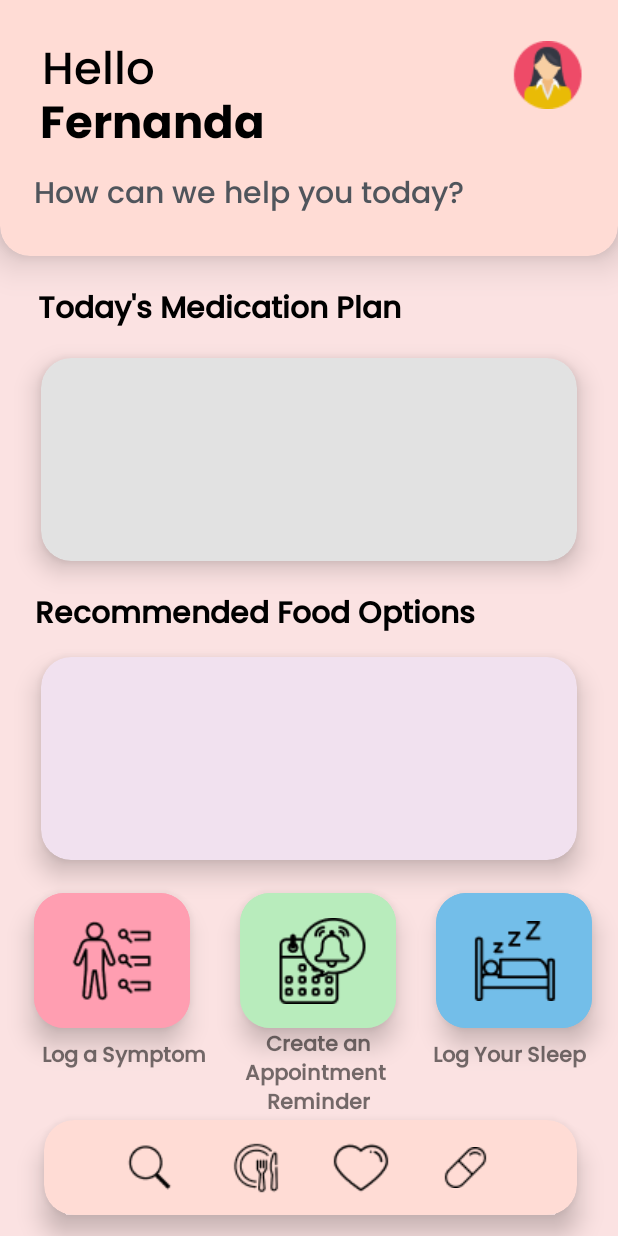
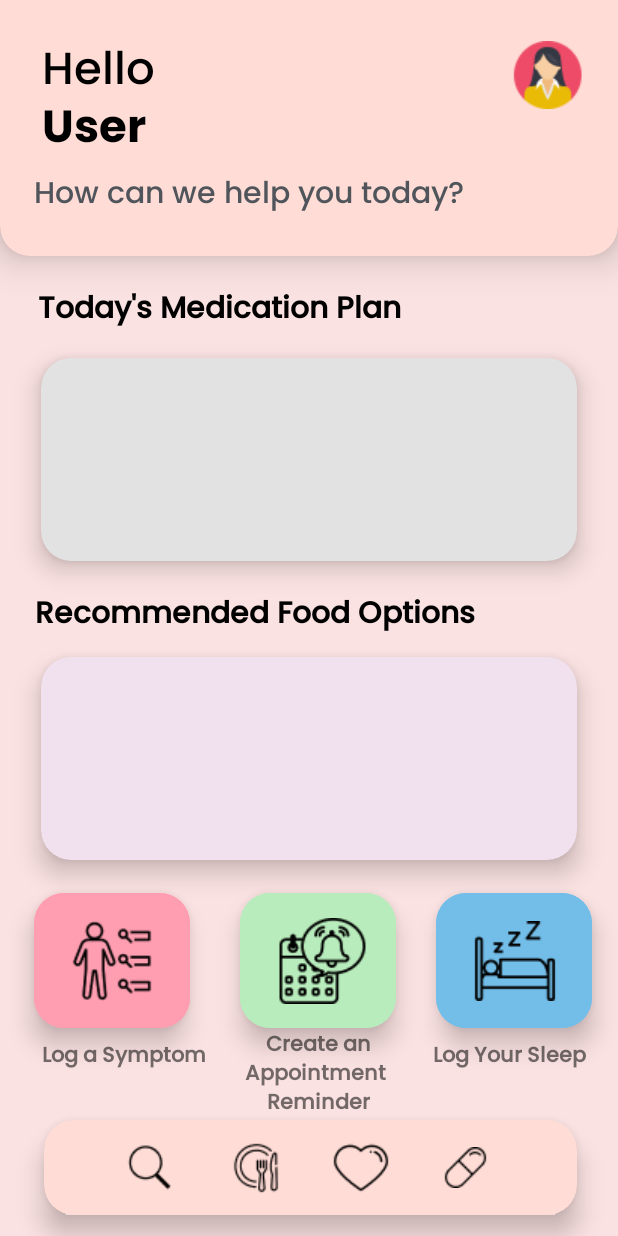
Before and after one commit to fjacquelinegomez/Health-Assistant-Senior-Project, an Android app: the screen it shows after launch once a user with an empty profile is signed in (Homescreen), on a phone screen of 412 x 824 dp. Run offline under Robolectric (Android 15) with nearby library versions, the phone set to English and light mode, and no system bars; our stand-ins replace Firebase (no records; nobody signed in at launch, a user with empty details on screens opened directly).

Commit message:
Commented my code

```diff
--- a/app/src/main/java/com/example/healthassistant/MainActivity.java
+++ b/app/src/main/java/com/example/healthassistant/MainActivity.java
@@ -6,21 +6,35 @@ import android.util.Log;
 import android.view.View;
 import android.widget.Button;
 
-import androidx.activity.EdgeToEdge;
 import androidx.appcompat.app.AppCompatActivity;
 import androidx.core.graphics.Insets;
 import androidx.core.view.ViewCompat;
 import androidx.core.view.WindowInsetsCompat;
 
+import com.fasterxml.jackson.core.JsonToken;
+import com.fasterxml.jackson.databind.ObjectMapper;
 import com.google.firebase.auth.FirebaseAuth;
 import com.google.firebase.auth.FirebaseUser;
 import com.google.firebase.database.DatabaseReference;
 import com.google.firebase.database.FirebaseDatabase;
+import com.google.firebase.firestore.DocumentReference;
+import com.google.firebase.firestore.FirebaseFirestore;
+
+import com.fasterxml.jackson.core.JsonFactory;
+import com.fasterxml.jackson.core.JsonParser;
+import com.fasterxml.jackson.databind.JsonNode;
+import com.google.firebase.firestore.WriteBatch;
+
+import java.io.InputStream;
+import java.nio.charset.StandardCharsets;
+import java.util.HashMap;
+import java.util.Map;
 
 public class MainActivity extends AppCompatActivity {
     private FirebaseAuth mAuth;
     private Button login_btn;
     private Button register_btn;
+    //private FirebaseFirestore firestoreDatabase;
 
     @Override
     protected void onCreate(Bundle savedInstanceState) {
@@ -32,7 +46,6 @@ public class MainActivity extends AppCompatActivity {
         // Write a message to the database
         FirebaseDatabase database = FirebaseDatabase.getInstance();
         DatabaseReference myRef = database.getReference("message");
-
         myRef.setValue("HELLO TEST123!");
         myRef.setValue("This is me testing, testing, testing again. ");
 
@@ -45,6 +58,19 @@ public class MainActivity extends AppCompatActivity {
                 startActivity(intent);
             }
         });
+
+        // Testing firestore connection
+        FirebaseFirestore firestore_db = FirebaseFirestore.getInstance();
+        firestore_db.collection("test")
+                .add(new HashMap<String, Object>() {{
+                    put("message", "Hello Firestore!");
+                }})
+                .addOnSuccessListener(documentReference -> {
+                    Log.d("Firestore", "DocumentSnapshot added with ID: " + documentReference.getId());
+                })
+                .addOnFailureListener(e -> {
+                    Log.w("Firestore", "Error adding document", e);
+                });
 
         //logic for once the user presses the register button
         register_btn=findViewById(R.id.register_button);
@@ -71,5 +97,56 @@ public class MainActivity extends AppCompatActivity {
             finish();
         }
 
+        // Upload medications to medication database (still a WIP)
+        //uploadMedicationsToFirestore();
     }
+
+    // Upload medications to medication database by parsing through JSON file (still a WIP)
+    /*
+    private void uploadMedicationsToFirestore() {
+        try {
+            FirebaseFirestore firestoreDatabase = FirebaseFirestore.getInstance();
+            // Initializing tools
+            InputStream inputStream = getAssets().open("medicationInfo_01.json");
+            ObjectMapper objectMapper = new ObjectMapper();
+            JsonFactory factory = new JsonFactory();
+            JsonParser parser = factory.createParser(inputStream);
+            parser.setCodec(objectMapper);
+
+            // Parse/stream through the JSON file
+            while (!parser.isClosed()) {
+                JsonToken token = parser.nextToken();
+
+                // Check if it's a new medication object
+                if (token == JsonToken.START_OBJECT) {
+                    // Create a JsonNode of current object
+                    JsonNode medicationNode = objectMapper.readTree(parser);
+                    JsonNode openfdaNode = medicationNode.get("openfda");
+
+                    // Extract relevant fields from the OpenFDA data
+                    String brandName = openfdaNode.has("brand_name") ? openfdaNode.get("brand_name").get(0).asText() : "Unknown";
+                    String genericName = openfdaNode.has("generic_name") ? openfdaNode.get("generic_name").get(0).asText() : "Unknown";
+                    String manufacturerName = openfdaNode.has("manufacturer_name") ? openfdaNode.get("manufacturer_name").get(0).asText() : "Unknown";
+                    String route = openfdaNode.has("route") ? openfdaNode.get("route").get(0).asText() : "Unknown";
+
+                    // Create a map of the medication data to upload to Firestore
+                    Map<String, Object> medData = new HashMap<>();
+                    medData.put("brand_name", brandName);
+                    medData.put("generic_name", genericName);
+                    medData.put("manufacturer_name", manufacturerName);
+                    medData.put("route", route);
+
+                    // Upload the medication data to Firestore
+                    DocumentReference medRef = firestoreDatabase.collection("Medications").document(brandName);
+                    medRef.set(medData)
+                            .addOnSuccessListener(aVoid -> Log.d("Firestore", "Medication upload successful"))
+                            .addOnFailureListener(e -> Log.e("Firestore", "Error uploading medication", e));
+                }
+            }
+
+        } catch (Exception e) {
+            Log.e("Firestore", "Error uploading medication", e);
+        }
+    }
+     */
 }
--- a/app/src/main/java/com/example/healthassistant/Search.java
+++ b/app/src/main/java/com/example/healthassistant/Search.java
@@ -24,6 +24,7 @@ public class Search extends AppCompatActivity {
             return insets;
         });
 
+        /*
         Button back = findViewById(R.id.searchBackButton);
         View.OnClickListener buttonClickListener = new View.OnClickListener() {
             @Override
@@ -34,5 +35,6 @@ public class Search extends AppCompatActivity {
             }
         };
         back.setOnClickListener(buttonClickListener);
+        */
     }
 }
--- a/app/src/main/res/layout/activity_homescreen.xml
+++ b/app/src/main/res/layout/activity_homescreen.xml
@@ -43,21 +43,22 @@
                 app:layout_constraintVertical_bias="0.431" />
 
             <!-- TODO: Make this dyanmic based off user's input -->
+
             <TextView
                 android:id="@+id/nameText"
                 android:layout_width="wrap_content"
                 android:layout_height="wrap_content"
                 android:fontFamily="@font/poppins_bold"
-                android:text="Fernanda"
+                android:text="User"
                 android:textColor="#000000"
                 android:textSize="30sp"
                 android:textStyle="bold"
                 app:layout_constraintBottom_toBottomOf="parent"
                 app:layout_constraintEnd_toEndOf="parent"
-                app:layout_constraintHorizontal_bias="0.101"
+                app:layout_constraintHorizontal_bias="0.081"
                 app:layout_constraintStart_toStartOf="parent"
                 app:layout_constraintTop_toTopOf="parent"
-                app:layout_constraintVertical_bias="0.642" />
+                app:layout_constraintVertical_bias="0.66" />
 
             <TextView
                 android:id="@+id/questionText"
--- a/gradle/libs.versions.toml
+++ b/gradle/libs.versions.toml
@@ -9,6 +9,7 @@ activity = "1.9.3"
 constraintlayout = "2.2.0"
 firebaseDatabase = "21.0.0"
 firebaseAuth = "23.1.0"
+firebaseFirestore = "25.1.2"
 
 [libraries]
 junit = { group = "junit", name = "junit", version.ref = "junit" }
@@ -20,6 +21,7 @@ activity = { group = "androidx.activity", name = "activity", version.ref = "acti
 constraintlayout = { group = "androidx.constraintlayout", name = "constraintlayout", version.ref = "constraintlayout" }
 firebase-database = { group = "com.google.firebase", name = "firebase-database", version.ref = "firebaseDatabase" }
 firebase-auth = { group = "com.google.firebase", name = "firebase-auth", version.ref = "firebaseAuth" }
+firebase-firestore = { group = "com.google.firebase", name = "firebase-firestore", version.ref = "firebaseFirestore" }
 
 [plugins]
 android-application = { id = "com.android.application", version.ref = "agp" }
```
Also changed, not shown: app/build.gradle (+11 -7 lines), app/src/main/java/com/example/healthassistant/LoginActivity.java (+19 -9 lines), app/src/main/java/com/example/healthassistant/RegisterActivity.java (+11 -5 lines), app/src/main/res/layout/activity_login2.xml (+47 -46 lines), app/src/main/res/layout/activity_register.xml (+34 -31 lines), app/src/main/res/layout/activity_register2.xml (+18 -16 lines).
